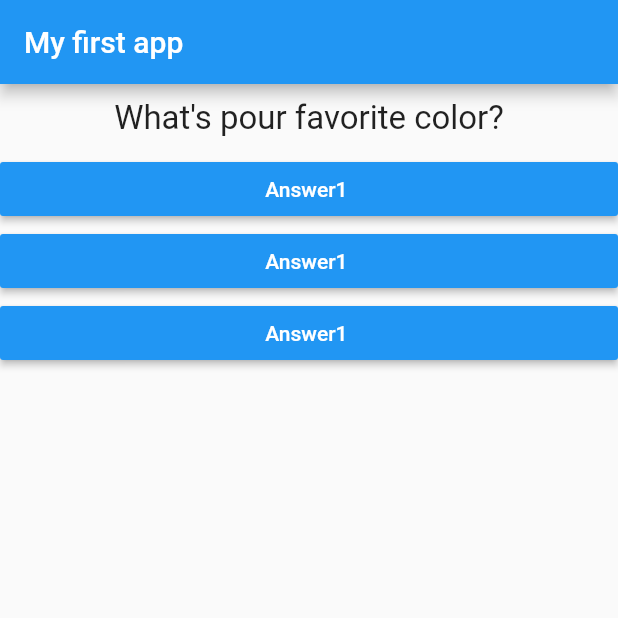
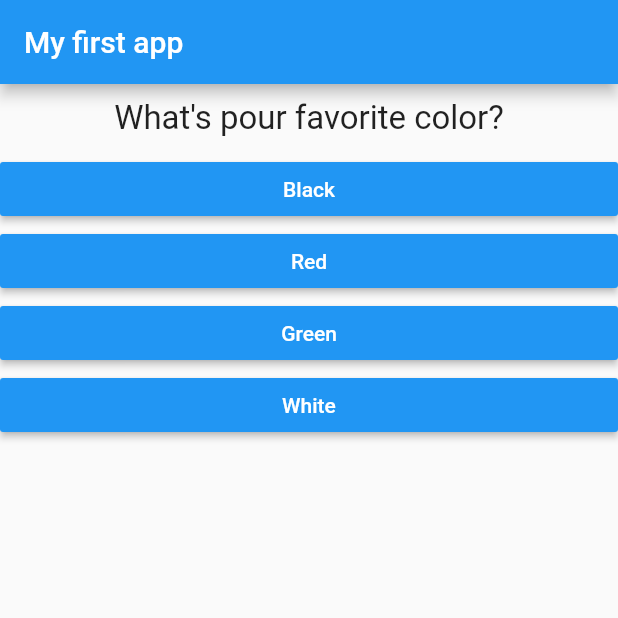
Before and after one commit to jiahaoliuliu/FlutterAndDartTheCompleteGuide-2022Edition, a Flutter app: the screen it shows after launch, on a phone screen of 412 x 824 dp, the top half of it. Run offline on Flutter 3.47's test engine with Material 2 defaults, Android fonts, the phone set to English and light mode, and no system bars.

Commit message:
JL Set up teh list of responds on the questions map as answers

```diff
--- a/section2/flutter_complete_guide/lib/answer.dart
+++ b/section2/flutter_complete_guide/lib/answer.dart
@@ -2,8 +2,9 @@ import 'package:flutter/material.dart';
 
 class Answer extends StatelessWidget {
   final Function selectHandler;
+  final String answerText;
 
-  Answer(this.selectHandler);
+  Answer(this.selectHandler, this.answerText);
 
   @override
   Widget build(BuildContext context) {
@@ -12,7 +13,7 @@ class Answer extends StatelessWidget {
       child: RaisedButton(
         color: Colors.blue,
         textColor: Colors.white,
-        child: Text("Answer1 "),
+        child: Text(answerText),
         onPressed: selectHandler,
       ),
     );
--- a/section2/flutter_complete_guide/lib/main.dart
+++ b/section2/flutter_complete_guide/lib/main.dart
@@ -48,9 +48,10 @@ class _MyAppState extends State<MyApp> {
         body: Column(
           children: [
             Question(_questions[_questionIndex]['questionText']),
-            Answer(_answerQuestion),
-            Answer(_answerQuestion),
-            Answer(_answerQuestion),
+            ...(_questions[_questionIndex]['answers'] as List<String>)
+                .map((answer) {
+              return Answer(_answerQuestion, answer);
+            }).toList()
           ],
         ),
       ),
```
